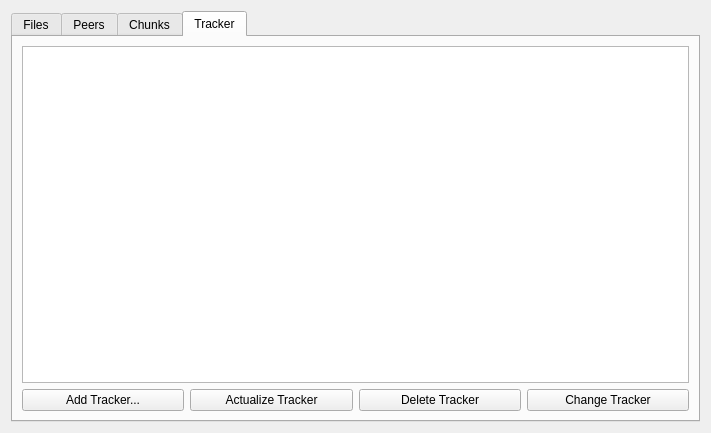
KDE/kget, file transfer-plugins/bittorrent/btadvanceddetailswidget.ui: the form before one commit.
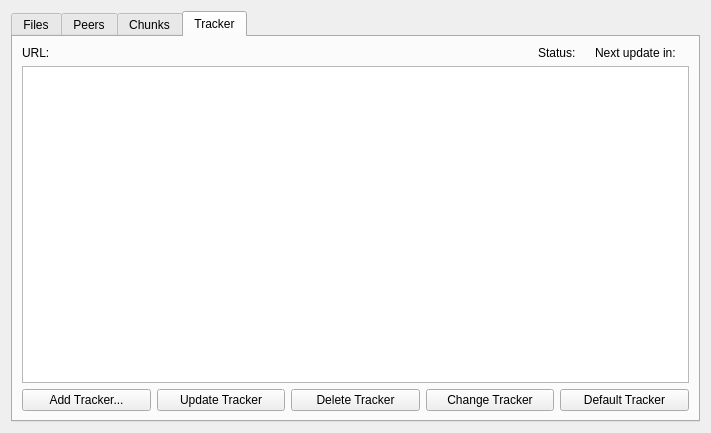
The form after the commit. The open tabs and pages were chosen to show the change. Custom widgets are drawn as their Qt base class.

Commit message: Added initial TrackerList, not finished at all

```diff
--- a/transfer-plugins/bittorrent/btadvanceddetailswidget.ui
+++ b/transfer-plugins/bittorrent/btadvanceddetailswidget.ui
@@ -257,10 +257,10 @@
        <string>Tracker</string>
       </attribute>
       <layout class="QGridLayout" >
-       <item row="0" column="0" >
+       <item row="2" column="0" >
         <widget class="QListWidget" name="trackerList" />
        </item>
-       <item row="2" column="0" >
+       <item row="4" column="0" >
         <layout class="QHBoxLayout" >
          <item>
           <widget class="QPushButton" name="addTrackerButton" >
@@ -272,7 +272,7 @@
          <item>
           <widget class="QPushButton" name="actualizeTrackerButton" >
            <property name="text" >
-            <string>Actualize Tracker</string>
+            <string>Update Tracker</string>
            </property>
           </widget>
          </item>
@@ -287,6 +287,95 @@
           <widget class="QPushButton" name="changeTrackerButton" >
            <property name="text" >
             <string>Change Tracker</string>
+           </property>
+          </widget>
+         </item>
+         <item>
+          <widget class="QPushButton" name="defaultTrackerButton" >
+           <property name="text" >
+            <string>Default Tracker</string>
+           </property>
+          </widget>
+         </item>
+        </layout>
+       </item>
+       <item row="0" column="0" >
+        <layout class="QHBoxLayout" >
+         <item>
+          <widget class="QLabel" name="label_7" >
+           <property name="sizePolicy" >
+            <sizepolicy vsizetype="Maximum" hsizetype="Maximum" >
+             <horstretch>0</horstretch>
+             <verstretch>0</verstretch>
+            </sizepolicy>
+           </property>
+           <property name="text" >
+            <string>URL:</string>
+           </property>
+          </widget>
+         </item>
+         <item>
+          <widget class="QLabel" name="trackerUrl" >
+           <property name="sizePolicy" >
+            <sizepolicy vsizetype="Minimum" hsizetype="Minimum" >
+             <horstretch>0</horstretch>
+             <verstretch>0</verstretch>
+            </sizepolicy>
+           </property>
+           <property name="text" >
+            <string>&lt;trackerUrl></string>
+           </property>
+          </widget>
+         </item>
+         <item>
+          <widget class="QLabel" name="label_3" >
+           <property name="sizePolicy" >
+            <sizepolicy vsizetype="Maximum" hsizetype="Maximum" >
+             <horstretch>0</horstretch>
+             <verstretch>0</verstretch>
+            </sizepolicy>
+           </property>
+           <property name="text" >
+            <string>Status:</string>
+           </property>
+          </widget>
+         </item>
+         <item>
+          <widget class="QLabel" name="trackerStatus" >
+           <property name="sizePolicy" >
+            <sizepolicy vsizetype="Maximum" hsizetype="Maximum" >
+             <horstretch>0</horstretch>
+             <verstretch>0</verstretch>
+            </sizepolicy>
+           </property>
+           <property name="text" >
+            <string>&lt;trackerStatus></string>
+           </property>
+          </widget>
+         </item>
+         <item>
+          <widget class="QLabel" name="label_9" >
+           <property name="sizePolicy" >
+            <sizepolicy vsizetype="Maximum" hsizetype="Maximum" >
+             <horstretch>0</horstretch>
+             <verstretch>0</verstretch>
+            </sizepolicy>
+           </property>
+           <property name="text" >
+            <string>Next update in:</string>
+           </property>
+          </widget>
+         </item>
+         <item>
+          <widget class="QLabel" name="trackerUpdateTime" >
+           <property name="sizePolicy" >
+            <sizepolicy vsizetype="Maximum" hsizetype="Maximum" >
+             <horstretch>0</horstretch>
+             <verstretch>0</verstretch>
+            </sizepolicy>
+           </property>
+           <property name="text" >
+            <string>&lt;trackerUpdateTime></string>
            </property>
           </widget>
          </item>
```
Left out of the diff: 12 changed lines with no effect on the pictures. The commit also changes 2 other files.
